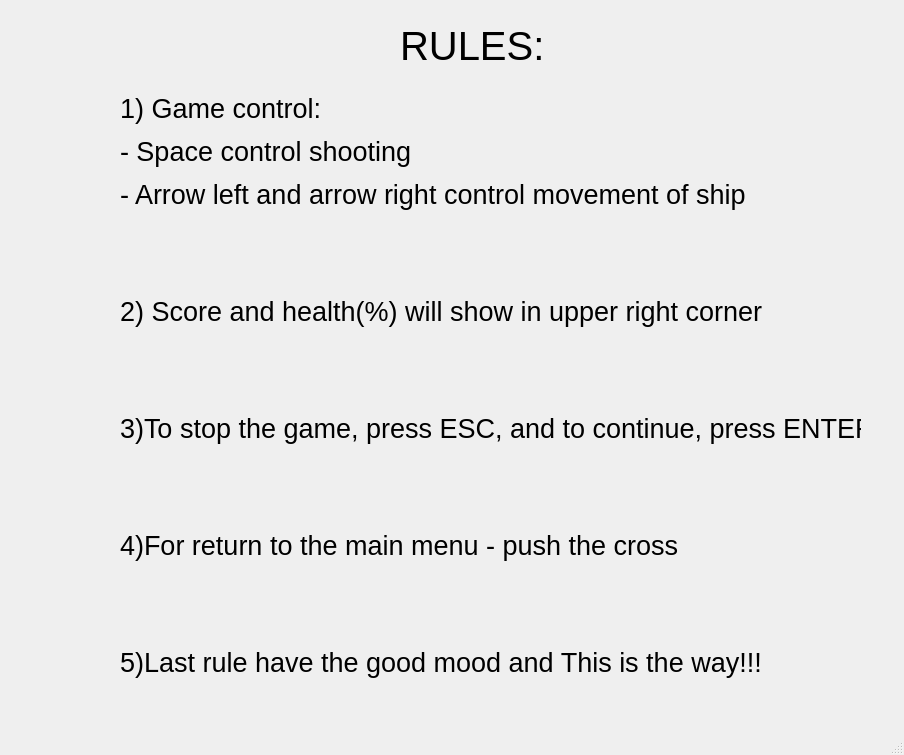
Before: the Qt Designer form rules.ui in datpetr/Star_Battle, drawn with Qt 5.
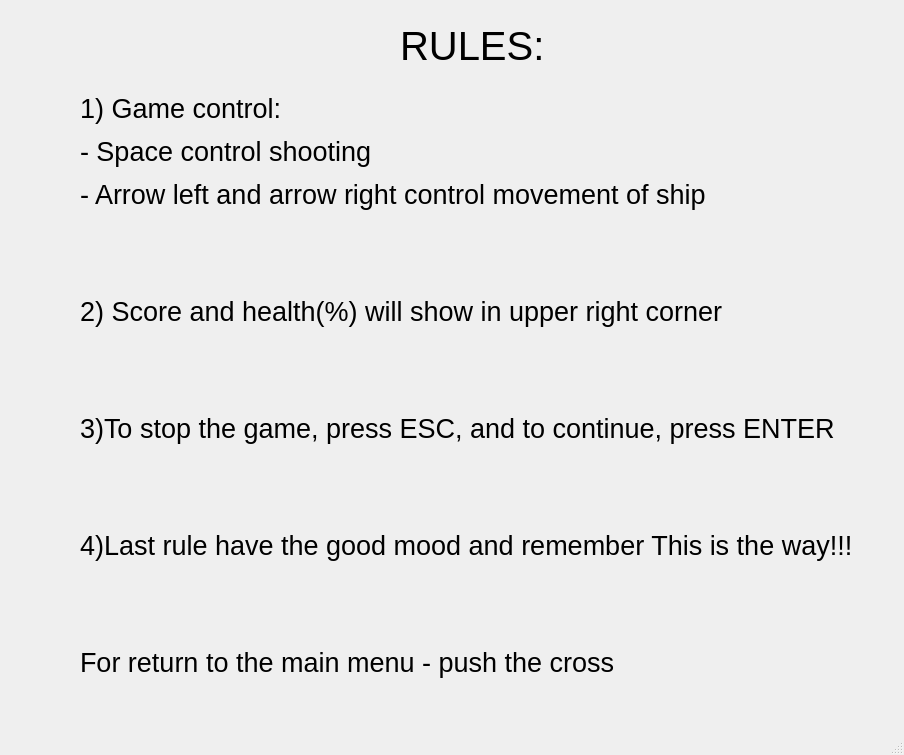
After: the same form once the commit is applied.

```diff
--- a/rules.ui
+++ b/rules.ui
@@ -35,9 +35,9 @@
    <widget class="QLabel" name="label_2">
     <property name="geometry">
      <rect>
-      <x>120</x>
+      <x>80</x>
       <y>70</y>
-      <width>741</width>
+      <width>781</width>
       <height>631</height>
      </rect>
     </property>
@@ -47,7 +47,7 @@
      </font>
     </property>
     <property name="text">
-     <string>&lt;html&gt;&lt;head/&gt;&lt;body&gt;&lt;p&gt;1) Game control:&lt;/p&gt;&lt;p&gt;- Space control shooting&lt;/p&gt;&lt;p&gt;- Arrow left and arrow right control movement of ship &lt;/p&gt;&lt;p&gt;&lt;br/&gt;&lt;/p&gt;&lt;p&gt;2) Score and health(%) will show in upper right corner&lt;/p&gt;&lt;p&gt;&lt;br/&gt;&lt;/p&gt;&lt;p&gt;3)To stop the game, press ESC, and to continue, press ENTER&lt;/p&gt;&lt;p&gt;&lt;br/&gt;&lt;/p&gt;&lt;p&gt;4)For return to the main menu - push the cross&lt;/p&gt;&lt;p&gt;&lt;br/&gt;&lt;/p&gt;&lt;p&gt;5)Last rule have the good mood and This is the way!!!&lt;/p&gt;&lt;/body&gt;&lt;/html&gt;</string>
+     <string>&lt;html&gt;&lt;head/&gt;&lt;body&gt;&lt;p&gt;1) Game control:&lt;/p&gt;&lt;p&gt;- Space control shooting&lt;/p&gt;&lt;p&gt;- Arrow left and arrow right control movement of ship &lt;/p&gt;&lt;p&gt;&lt;br/&gt;&lt;/p&gt;&lt;p&gt;2) Score and health(%) will show in upper right corner&lt;/p&gt;&lt;p&gt;&lt;br/&gt;&lt;/p&gt;&lt;p&gt;3)To stop the game, press ESC, and to continue, press ENTER&lt;/p&gt;&lt;p&gt;&lt;br/&gt;&lt;/p&gt;&lt;p&gt;4)Last rule have the good mood and remember This is the way!!!&lt;/p&gt;&lt;p&gt;&lt;br/&gt;&lt;/p&gt;&lt;p&gt;For return to the main menu - push the cross&lt;/p&gt;&lt;/body&gt;&lt;/html&gt;</string>
     </property>
    </widget>
   </widget>
```
